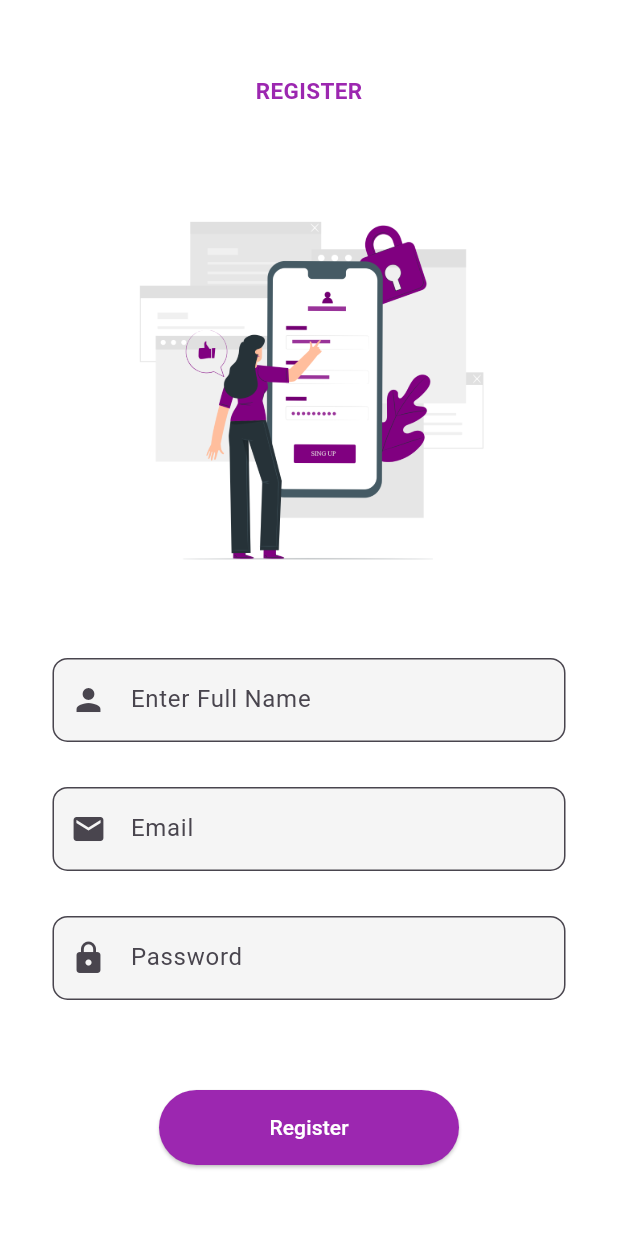
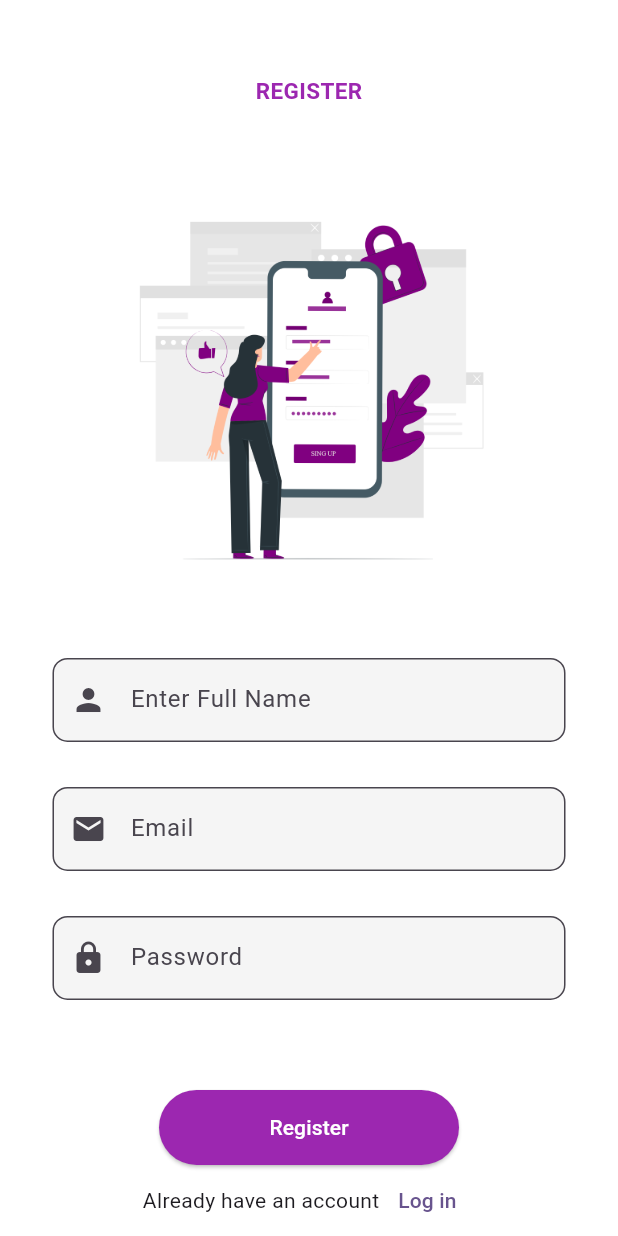
Before and after one commit to atmaja-bhatt/PlacementApp, a Flutter app: the Signup screen opened by its route, scrolled down 35 dp, on a phone screen of 412 x 824 dp. Run offline on Flutter 3.47's test engine with Material 2 defaults, Android fonts, the light colour scheme and no system bars; Roboto replaces fonts that are missing (Arial).

Commit message:
Update signup.dart

```diff
--- a/placeitup/lib/Screens/signup.dart
+++ b/placeitup/lib/Screens/signup.dart
@@ -123,12 +123,19 @@ class SignupPage extends State<Signup> {
                       ]),
                     ),
                   ),
-                  const SizedBox(
-                    height: 30,
-                  ),
-                  const SizedBox(
-                    height: 20,
-                  ),
+                  Row(
+                    mainAxisAlignment: MainAxisAlignment.center,
+                    children: [
+                      const Text("Already have an account"),
+                      TextButton(
+                          onPressed: () {
+                            Navigator.pushNamed(context, MyRoutes.signupRoute);
+                          },
+                          child: const Text(
+                            "Log in",
+                          ))
+                    ],
+                  )
                 ],
               ),
             ),
```
